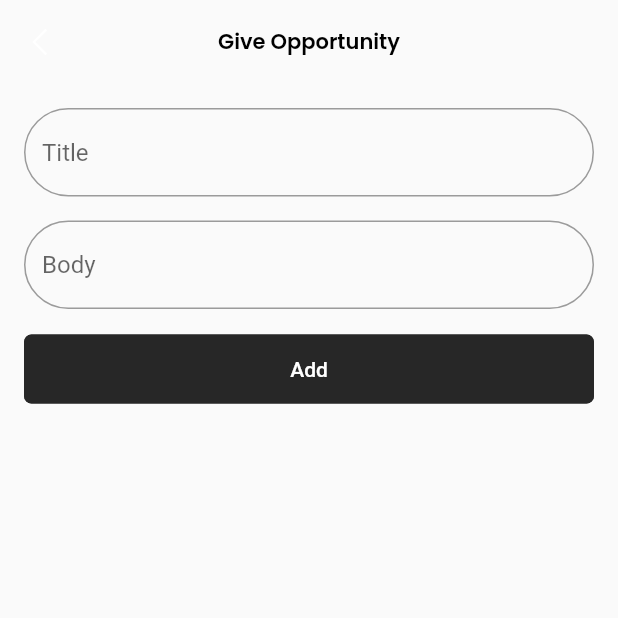
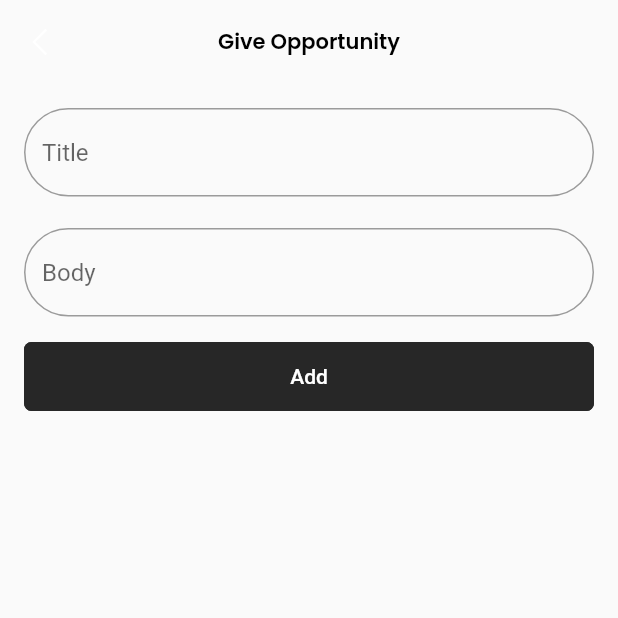
Before and after one commit to alicalmir/skillswap, a Flutter app: the screen it shows once a user with an empty profile is signed in, after a tap on the "add" icon, on a phone screen of 412 x 824 dp, the top half of it. Run offline on Flutter 3.47's test engine with Material 2 defaults, Android fonts, the phone set to English and light mode, and no system bars; our stand-ins replace cloud_firestore, firebase_auth, firebase_core, flutter_otp_text_field, get, google_fonts and 1 more; accounts and stored records are empty; network calls fail.

Commit message:
posts and user id

```diff
--- a/lib/main.dart
+++ b/lib/main.dart
@@ -1,11 +1,8 @@
 import 'package:firebase_core/firebase_core.dart';
 import 'package:flutter/material.dart';
 import 'package:get/get.dart';
-import 'package:get/get_core/src/get_main.dart';
-import 'package:get/get_navigation/get_navigation.dart';
 import 'package:skillswap/src/features/authentication/controllers/otp_controller.dart';
 import 'package:skillswap/src/features/authentication/screens/welcome/welcome_screen.dart';
-import 'package:skillswap/src/features/core/screens/profile/profile_screen.dart';
 import 'package:skillswap/src/repository/authentication_repository/authentication_repository.dart';
 import 'package:skillswap/src/utils/theme/theme.dart';
 
@@ -16,12 +13,15 @@ void main() {
   Firebase.initializeApp(options: DefaultFirebaseOptions.currentPlatform)
       .then((value) => Get.put(AuthenticationRepository()));
   Get.put(OTPController());
+
   runApp(const MyApp());
 }
 
 class MyApp extends StatelessWidget {
-  const MyApp({super.key});
-  /*final Map<String, WidgetBuilder> routes = {
+  const MyApp({Key? key})
+      : super(
+            key:
+                key); /*final Map<String, WidgetBuilder> routes = {
     '/': (context) => BottomNavigationBarWidget(),
   };*/
 
--- a/lib/src/features/authentication/screens/signup/signup_screen.dart
+++ b/lib/src/features/authentication/screens/signup/signup_screen.dart
@@ -1,8 +1,5 @@
 import 'package:flutter/material.dart';
-import 'package:flutter/src/widgets/container.dart';
-import 'package:flutter/src/widgets/framework.dart';
 import 'package:skillswap/src/common_widgets/form/form_header_widget.dart';
-import 'package:skillswap/src/constants/colors.dart';
 import 'package:skillswap/src/constants/image_strings.dart';
 import 'package:skillswap/src/constants/size.dart';
 import 'package:skillswap/src/constants/text_string.dart';
--- a/lib/src/features/authentication/screens/welcome/welcome_screen.dart
+++ b/lib/src/features/authentication/screens/welcome/welcome_screen.dart
@@ -6,8 +6,6 @@ import 'package:skillswap/src/constants/text_string.dart';
 import 'package:get/get.dart';
 import 'package:skillswap/src/features/authentication/screens/login/login_screen.dart';
 import 'package:skillswap/src/features/authentication/screens/signup/signup_screen.dart';
-
-import '../login/login_screen.dart';
 
 class WelcomeScreen extends StatelessWidget {
   const WelcomeScreen({super.key});
--- a/lib/src/features/core/models/post_model.dart
+++ b/lib/src/features/core/models/post_model.dart
@@ -1,31 +1,51 @@
 class PostModel {
-  final String id;
+  final String? id;
   final String title;
   final String body;
+  final String? userId; // user ID who made the post
+  final String? userName; // user name who made the post
 
-  PostModel({required this.id, required this.title, required this.body});
+  PostModel({
+    this.id,
+    required this.title,
+    required this.body,
+    this.userId,
+    this.userName,
+  });
 
   toJson() {
     return {
-      "Id": id,
-      "Title": title,
-      "Body": body,
+      "id": id,
+      "title": title,
+      "body": body,
+      "userId": userId,
+      "userName": userName,
     };
   }
 
   static PostModel fromJson(Map<String, dynamic> json) {
     return PostModel(
-      id: json['Id'],
-      title: json['Title'],
-      body: json['Body'],
+      id: json['id'],
+      title: json['title'] ?? '',
+      body: json['body'] ?? '',
+      userId: json['userId'],
+      userName: json['userName'] ?? '',
     );
   }
 
-  PostModel copyWith({String? id, String? title, String? body}) {
+  PostModel copyWith({
+    String? id,
+    String? title,
+    String? body,
+    String? userId,
+    String? userName,
+  }) {
     return PostModel(
       id: id ?? this.id,
       title: title ?? this.title,
       body: body ?? this.body,
+      userId: userId ?? this.userId,
+      userName: userName ?? this.userName,
     );
   }
 }
--- a/lib/src/features/core/screens/dashboard/dascboard_screen.dart
+++ b/lib/src/features/core/screens/dashboard/dascboard_screen.dart
@@ -105,7 +105,69 @@ class Dashboard extends StatelessWidget {
                   const SizedBox(
                     height: tDashBoardPadding + 5,
                   ),
+                  //Find botton
                   InkWell(
+                    onTap: () {
+                      Get.to(() => PostListScreen());
+                    },
+                    child: Stack(
+                      children: [
+                        Container(
+                          height: 80,
+                          decoration: const BoxDecoration(
+                            color: tPrimaryColor,
+                            borderRadius: BorderRadius.all(Radius.circular(20)),
+                          ),
+                          child: Row(
+                            mainAxisAlignment: MainAxisAlignment.center,
+                            children: [
+                              const Icon(
+                                Icons.search,
+                                size: 44,
+                                color: tWhiteColor,
+                              ),
+                              const SizedBox(width: 8),
+                              RichText(
+                                text: TextSpan(
+                                  style: txtTheme.headline2,
+                                  children: const <TextSpan>[
+                                    TextSpan(
+                                      text: 'Find',
+                                      style: TextStyle(color: tWhiteColor),
+                                    ),
+                                    TextSpan(
+                                      text: ' Opportunities',
+                                      style: TextStyle(color: tWhiteColor),
+                                    ),
+                                  ],
+                                ),
+                              ),
+                            ],
+                          ),
+                        ),
+                        Positioned.fill(
+                          bottom: 0,
+                          child: Container(
+                            decoration: BoxDecoration(
+                              borderRadius:
+                                  const BorderRadius.all(Radius.circular(20)),
+                              border: Border.all(color: Colors.black, width: 2),
+                              gradient: LinearGradient(
+                                begin: Alignment.topCenter,
+                                end: Alignment.bottomCenter,
+                                colors: [
+                                  Colors.black.withOpacity(0.0),
+                                  tPrimaryColor.withOpacity(0.2),
+                                ],
+                              ),
+                            ),
+                          ),
+                        ),
+                      ],
+                    ),
+                  ),
+
+                  /*InkWell(
                     onTap: () {
                       Get.to(() => PostListScreen());
                     },
@@ -148,7 +210,7 @@ class Dashboard extends StatelessWidget {
                         ),
                       ],
                     ),
-                  )
+                  )*/
                 ],
               ),
             ),
--- a/lib/src/features/core/screens/post/add_post_screen.dart
+++ b/lib/src/features/core/screens/post/add_post_screen.dart
@@ -41,6 +41,12 @@ class AddPostScreen extends StatelessWidget {
               controller: titleController,
               decoration: const InputDecoration(hintText: 'Title'),
             ),
+            const SizedBox(
+              height: 5,
+            ),
+            Container(
+                //HERE
+                ),
             const SizedBox(height: 16.0),
             TextField(
               controller: bodyController,
@@ -52,18 +58,13 @@ class AddPostScreen extends StatelessWidget {
                 PostModel post = PostModel(
                   title: titleController.text,
                   body: bodyController.text,
-                  id: ''
                 );
 
-                String docId = await postController.addPost(post);
-
-                // update post with the new document ID and add it to the local list of posts
-                PostModel updatedPost = post.copyWith(id: docId);
-                postController.posts.add(updatedPost);
+                await postController.addPost(post);
 
                 Get.back();
               },
-              child: Text('Add'),
+              child: const Text('Add'),
             ),
           ],
         ),
--- a/lib/src/features/core/screens/profile/profile_screen.dart
+++ b/lib/src/features/core/screens/profile/profile_screen.dart
@@ -28,6 +28,7 @@ class ProfileScreen extends StatelessWidget {
           },
           icon: const Icon(
             LineAwesomeIcons.angle_left,
+            color: tDarkColor,
           ),
         ),
         title: Text(
@@ -88,7 +89,7 @@ class ProfileScreen extends StatelessWidget {
             SizedBox(
               width: 200,
               child: ElevatedButton(
-                onPressed: () => Get.to(() => const UpdateProfileScreen()),
+                onPressed: () => Get.to(() => UpdateProfileScreen()),
                 style: ElevatedButton.styleFrom(
                     backgroundColor: tPrimaryColor,
                     side: BorderSide.none,
--- a/lib/src/features/core/screens/profile/update_profile_screen.dart
+++ b/lib/src/features/core/screens/profile/update_profile_screen.dart
@@ -1,4 +1,3 @@
-import 'package:cloud_firestore/cloud_firestore.dart';
 import 'package:flutter/material.dart';
 import 'package:get/get.dart';
 import 'package:line_awesome_flutter/line_awesome_flutter.dart';
@@ -181,7 +180,7 @@ class UpdateProfileScreen extends StatelessWidget {
                     child: Text(snapshot.error.toString()),
                   );
                 } else {
-                  return Text("Somethin went wrong");
+                  return const Text("Somethin went wrong");
                 }
               } else {
                 return const Center(child: CircularProgressIndicator());
--- a/lib/src/utils/theme/widget_themes/elevated_button_theme.dart
+++ b/lib/src/utils/theme/widget_themes/elevated_button_theme.dart
@@ -12,8 +12,8 @@ class TElevatedButtonTheme {
         shape: RoundedRectangleBorder(borderRadius: BorderRadius.circular(5.0)),
         foregroundColor: tWhiteColor,
         backgroundColor: tSecondaryColor,
-        side: BorderSide(color: tSecondaryColor),
-        padding: EdgeInsets.symmetric(vertical: tButtonHeight)),
+        side: const BorderSide(color: tSecondaryColor),
+        padding: const EdgeInsets.symmetric(vertical: tButtonHeight)),
   );
 
   /** Dark Theme */
@@ -23,7 +23,7 @@ class TElevatedButtonTheme {
         shape: RoundedRectangleBorder(borderRadius: BorderRadius.circular(5.0)),
         foregroundColor: tSecondaryColor,
         backgroundColor: tWhiteColor,
-        side: BorderSide(color: tSecondaryColor),
-        padding: EdgeInsets.symmetric(vertical: tButtonHeight)),
+        side: const BorderSide(color: tSecondaryColor),
+        padding: const EdgeInsets.symmetric(vertical: tButtonHeight)),
   );
 }
--- a/pubspec.yaml
+++ b/pubspec.yaml
@@ -45,6 +45,7 @@ dependencies:
   firebase_auth: ^4.4.0
   line_awesome_flutter: ^2.0.0
   cloud_firestore: ^4.5.3
+  uuid: ^3.0.7
 
 
 
```
Also changed, not shown: lib/src/features/authentication/controllers/signup_controller.dart (+3 -4 lines), lib/src/features/authentication/models/user_model.dart (+6 -8 lines), lib/src/features/authentication/screens/signup/widgets/signup_form_widget.dart (+6 -7 lines), lib/src/features/core/controllers/post_controller.dart (+6 -3 lines), lib/src/features/core/screens/post/details_post_screen.dart (added, +90 -0 lines), lib/src/repository/post_repository/post_repository.dart (+8 -3 lines), lib/src/repository/user_repository/user_repository.dart (+15 -4 lines), lib/firebase_options.dart, pubspec.lock, 5 other files.
